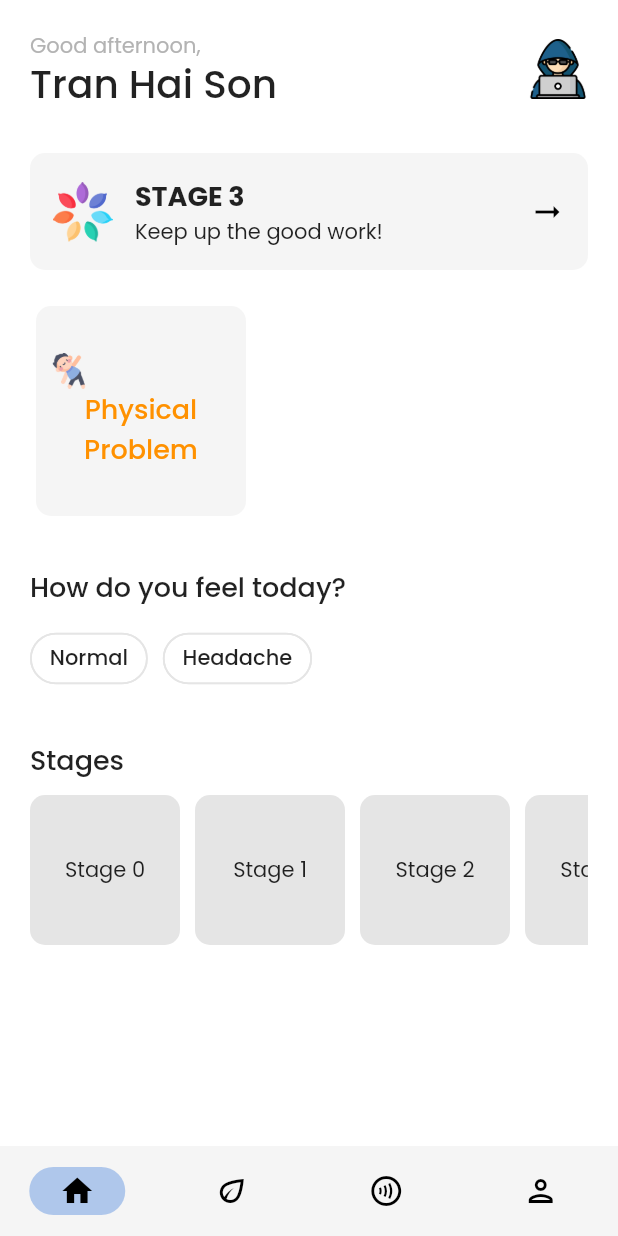
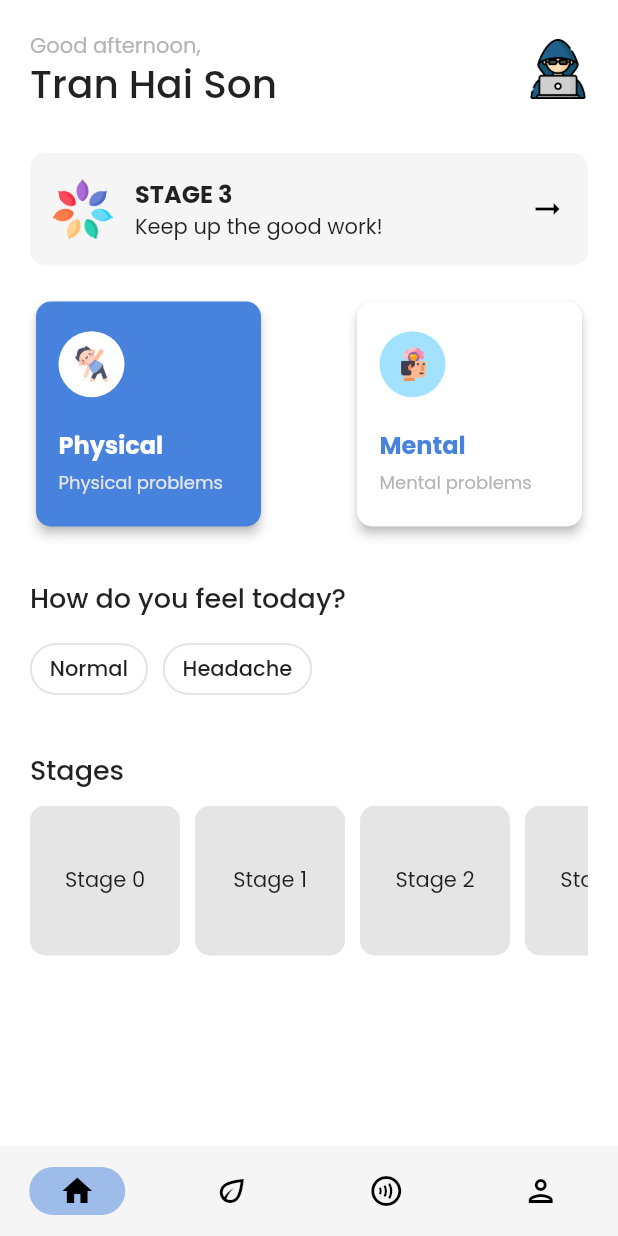
Before and after one commit to tran-haison/Covid-Overcoming, a Flutter app: the MainPage screen opened by its route, on a phone screen of 412 x 824 dp. Run offline on Flutter 3.47's test engine with Material 2 defaults, Android fonts, the phone set to English and light mode, and no system bars; drawn by our look-alikes of oktoast; our stand-ins replace either_dart, equatable, firebase_auth, firebase_core, floor, fluro and 7 more; missing offline and left inert: sp_util; accounts and stored records are empty; generated files the repository leaves out were written again; statements that could not run were skipped.

Commit message:
feat: Implement home page UI

```diff
--- a/lib/l10n/intl_en.arb
+++ b/lib/l10n/intl_en.arb
@@ -32,5 +32,9 @@
   "upcoming": "Upcoming",
   "appointment": "Appointment",
   "stages": "Stages",
-  "how_do_you_feel_today": "How do you feel today?"
+  "how_do_you_feel_today": "How do you feel today?",
+  "physical": "Physical",
+  "physical_problems": "Physical problems",
+  "mental": "Mental",
+  "mental_problems": "Mental problems"
 }
--- a/lib/l10n/intl_vi.arb
+++ b/lib/l10n/intl_vi.arb
@@ -32,5 +32,9 @@
   "upcoming": "Upcoming",
   "appointment": "Appointment",
   "stages": "Stages",
-  "how_do_you_feel_today": "How do you feel today?"
+  "how_do_you_feel_today": "How do you feel today?",
+  "physical": "Physical",
+  "physical_problems": "Physical problems",
+  "mental": "Mental",
+  "mental_problems": "Mental problems"
 }
--- a/lib/presentation/pages/auth/forgotpassword/forgot_password_page.dart
+++ b/lib/presentation/pages/auth/forgotpassword/forgot_password_page.dart
@@ -19,7 +19,8 @@ class ForgotPasswordPage extends StatelessWidget {
           children: <Widget>[
             Padding(
               padding: const EdgeInsets.symmetric(
-                horizontal: Dimens.dimen12,
+                horizontal: Dimens.dimen10,
+                vertical: Dimens.dimen5,
               ),
               child: _buildIconButtonBack(context),
             ),
--- a/lib/presentation/pages/auth/signin/sign_in_page.dart
+++ b/lib/presentation/pages/auth/signin/sign_in_page.dart
@@ -8,6 +8,7 @@ import 'package:covid_overcoming/presentation/widgets/common_text_styles.dart';
 import 'package:covid_overcoming/values/constant/asset_paths.dart';
 import 'package:covid_overcoming/values/res/colors.dart';
 import 'package:covid_overcoming/values/res/dimens.dart';
+import 'package:covid_overcoming/values/res/fonts.dart';
 import 'package:flutter/gestures.dart';
 import 'package:flutter/material.dart';
 
@@ -127,12 +128,15 @@ class SignInPage extends StatelessWidget {
     return RichText(
       text: TextSpan(
         text: S.current.dont_have_an_account,
-        style: textStyle14Gray,
+        style: textStyle14Gray.copyWith(fontFamily: Fonts.poppins),
         children: <TextSpan>[
           const TextSpan(text: ' '),
           TextSpan(
             text: S.current.sign_up,
-            style: textStyle14Gray.copyWith(color: colorPrimary),
+            style: textStyle14Gray.copyWith(
+              color: colorPrimary,
+              fontWeight: FontWeight.w500,
+            ),
             recognizer: TapGestureRecognizer()
               ..onTap = () {
                 AuthRouter.goSignUp(context);
--- a/lib/presentation/pages/auth/signup/sign_up_page.dart
+++ b/lib/presentation/pages/auth/signup/sign_up_page.dart
@@ -6,6 +6,7 @@ import 'package:covid_overcoming/presentation/widgets/common_text_form_field.dar
 import 'package:covid_overcoming/presentation/widgets/common_text_styles.dart';
 import 'package:covid_overcoming/values/res/colors.dart';
 import 'package:covid_overcoming/values/res/dimens.dart';
+import 'package:covid_overcoming/values/res/fonts.dart';
 import 'package:flutter/gestures.dart';
 import 'package:flutter/material.dart';
 
@@ -21,7 +22,8 @@ class SignUpPage extends StatelessWidget {
           children: <Widget>[
             Padding(
               padding: const EdgeInsets.symmetric(
-                horizontal: Dimens.dimen12,
+                horizontal: Dimens.dimen10,
+                vertical: Dimens.dimen5,
               ),
               child: _buildIconButtonBack(context),
             ),
@@ -122,12 +124,15 @@ class SignUpPage extends StatelessWidget {
     return RichText(
       text: TextSpan(
         text: S.current.already_have_an_account,
-        style: textStyle14Gray,
+        style: textStyle14Gray.copyWith(fontFamily: Fonts.poppins),
         children: <TextSpan>[
           const TextSpan(text: ' '),
           TextSpan(
             text: S.current.sign_in,
-            style: textStyle14Gray.copyWith(color: colorPrimary),
+            style: textStyle14Gray.copyWith(
+              color: colorPrimary,
+              fontWeight: FontWeight.w500,
+            ),
             recognizer: TapGestureRecognizer()
               ..onTap = () {
                 NavigatorUtils.goBack(context);
--- a/lib/presentation/pages/main/home/home_page.dart
+++ b/lib/presentation/pages/main/home/home_page.dart
@@ -1,4 +1,5 @@
 import 'package:covid_overcoming/generated/l10n.dart';
+import 'package:covid_overcoming/presentation/pages/main/home/home_widgets.dart';
 import 'package:covid_overcoming/presentation/widgets/common_chips.dart';
 import 'package:covid_overcoming/presentation/widgets/common_gaps.dart';
 import 'package:covid_overcoming/presentation/widgets/common_images.dart';
@@ -60,26 +61,35 @@ class HomePage extends StatelessWidget {
             ],
           ),
         ),
-        const CommonAssetImage(
+        InkWell(
+          onTap: () {
+            // TODO: implement avatar click
+          },
+          splashColor: Colors.transparent,
+          highlightColor: Colors.transparent,
+          child: const CommonAssetImage(
             imagePath: AssetPaths.imgHacker,
             height: Dimens.dimen40,
             width: Dimens.dimen40,
+          ),
         ),
       ],
     );
   }
 
   Widget _buildCardCurrentStage() {
-    return InkWell(
-      onTap: () {
-        // TODO: implement onTap
-      },
-      child: Container(
+    return Container(
       width: double.infinity,
       decoration: BoxDecoration(
         borderRadius: BorderRadius.circular(Dimens.radius10),
         color: colorLightGrayBackground,
       ),
+      child: InkWell(
+        onTap: () {
+          // TODO: implement stage click
+        },
+        highlightColor: Colors.transparent,
+        splashColor: Colors.transparent,
         child: Padding(
           padding: const EdgeInsets.all(Dimens.dimen15),
           child: Row(
@@ -99,7 +109,7 @@ class HomePage extends StatelessWidget {
                     Text(
                       // TODO: get stage
                       'STAGE 3',
-                      style: textStyle18Bold,
+                      style: textStyle16Bold,
                     ),
                     Text(
                       // TODO: get compliment
@@ -123,34 +133,33 @@ class HomePage extends StatelessWidget {
   Widget _buildCardProblems() {
     return Row(
       mainAxisAlignment: MainAxisAlignment.spaceBetween,
+      crossAxisAlignment: CrossAxisAlignment.center,
       children: <Widget>[
-        Card(
-          color: colorLightGrayBackground,
-          elevation: 0,
-          shape: RoundedRectangleBorder(
-            borderRadius: BorderRadius.circular(Dimens.radius10),
+        HomeCardProblem(
+          title: S.current.physical,
+          content: S.current.physical_problems,
+          iconPath: AssetPaths.imgPhysicalProblem,
+          cardColor: colorPrimary,
+          iconBackgroundColor: colorWhite,
+          titleColor: colorWhite,
+          contentColor: colorLightGray1,
+          elevation: 3,
+          onTap: () {
+            // TODO: implement physical problem click
+          },
         ),
-          child: SizedBox(
-            width: 140,
-            height: 140,
-            child: Padding(
-              padding: const EdgeInsets.all(Dimens.dimen10),
-              child: Column(
-                mainAxisAlignment: MainAxisAlignment.center,
-                crossAxisAlignment: CrossAxisAlignment.start,
-                children: <Widget>[
-                  const CommonAssetIcon(
-                    iconPath: AssetPaths.imgPhysicalProblem,
-                  ),
-                  Text(
-                    'Physical Problem',
-                    textAlign: TextAlign.center,
-                    style: textStyle18Medium.copyWith(color: colorOrange1),
-                  )
-                ],
-              ),
-            ),
-          ),
+        HomeCardProblem(
+          title: S.current.mental,
+          content: S.current.mental_problems,
+          iconPath: AssetPaths.imgMentalProblem,
+          cardColor: colorWhite,
+          iconBackgroundColor: colorBlue1,
+          titleColor: colorPrimary,
+          contentColor: colorTextGray,
+          elevation: 3,
+          onTap: () {
+            // TODO: implement mental problem click
+          },
         ),
       ],
     );
--- /dev/null
+++ b/lib/presentation/pages/main/home/home_widgets.dart
@@ -0,0 +1,74 @@
+import 'package:covid_overcoming/presentation/widgets/common_gaps.dart';
+import 'package:covid_overcoming/presentation/widgets/common_images.dart';
+import 'package:covid_overcoming/presentation/widgets/common_text_styles.dart';
+import 'package:covid_overcoming/values/res/dimens.dart';
+import 'package:flutter/material.dart';
+
+class HomeCardProblem extends StatelessWidget {
+  const HomeCardProblem({
+    Key? key,
+    required this.title,
+    required this.content,
+    required this.iconPath,
+    required this.cardColor,
+    required this.iconBackgroundColor,
+    required this.titleColor,
+    required this.contentColor,
+    required this.onTap,
+    this.elevation = 0,
+  }) : super(key: key);
+
+  final String title;
+  final String content;
+  final String iconPath;
+  final Color cardColor;
+  final Color iconBackgroundColor;
+  final Color titleColor;
+  final Color contentColor;
+  final VoidCallback onTap;
+  final double elevation;
+
+  @override
+  Widget build(BuildContext context) {
+    return Card(
+      color: cardColor,
+      elevation: elevation,
+      shape: RoundedRectangleBorder(
+        borderRadius: BorderRadius.circular(Dimens.radius10),
+      ),
+      child: InkWell(
+        onTap: onTap,
+        child: SizedBox(
+          width: 150,
+          height: 150,
+          child: Padding(
+            padding: const EdgeInsets.all(Dimens.dimen15),
+            child: Column(
+              mainAxisAlignment: MainAxisAlignment.spaceEvenly,
+              crossAxisAlignment: CrossAxisAlignment.start,
+              children: <Widget>[
+                Container(
+                  decoration: BoxDecoration(
+                    borderRadius: BorderRadius.circular(Dimens.radius30),
+                    color: iconBackgroundColor,
+                  ),
+                  padding: const EdgeInsets.all(Dimens.dimen10),
+                  child: CommonAssetIcon(iconPath: iconPath),
+                ),
+                vGap10,
+                Text(
+                  title,
+                  style: textStyle16Bold.copyWith(color: titleColor),
+                ),
+                Text(
+                  content,
+                  style: textStyle12LightGray.copyWith(color: contentColor),
+                ),
+              ],
+            ),
+          ),
+        ),
+      ),
+    );
+  }
+}
--- a/lib/presentation/pages/main/main_page.dart
+++ b/lib/presentation/pages/main/main_page.dart
@@ -28,7 +28,6 @@ class _MainPageState extends State<MainPage> {
   Widget build(BuildContext context) {
     return Scaffold(
       resizeToAvoidBottomInset: false,
-      backgroundColor: colorWhite,
       body: _buildBody(),
       bottomNavigationBar: _buildBottomNavigationBar(),
     );
@@ -43,7 +42,8 @@ class _MainPageState extends State<MainPage> {
   Widget _buildBottomNavigationBar() {
     return NavigationBarTheme(
       data: NavigationBarThemeData(
-        indicatorColor: colorPrimary.withOpacity(0.4),
+        indicatorColor: colorPrimary.withOpacity(0.5),
+        backgroundColor: Colors.grey[100],
         labelTextStyle: MaterialStateProperty.all(
           const TextStyle(
             fontSize: Dimens.fontSize12,
@@ -53,7 +53,6 @@ class _MainPageState extends State<MainPage> {
       ),
       child: NavigationBar(
         height: 60,
-        backgroundColor: Colors.grey[100],
         animationDuration: const Duration(seconds: 1),
         labelBehavior: NavigationDestinationLabelBehavior.alwaysHide,
         selectedIndex: _currentIndex,
--- a/lib/presentation/widgets/common_chips.dart
+++ b/lib/presentation/widgets/common_chips.dart
@@ -29,7 +29,7 @@ class _CommonFilterChipState extends State<CommonFilterChip> {
           selected = value;
         });
       },
-      selectedColor: colorPrimary.withOpacity(0.4),
+      selectedColor: colorBlue1,
       showCheckmark: true,
       backgroundColor: Colors.white,
       selectedShadowColor: Colors.transparent,
--- a/lib/values/constant/asset_paths.dart
+++ b/lib/values/constant/asset_paths.dart
@@ -18,4 +18,12 @@ class AssetPaths {
   static const icTest = 'assets/icons/ic_test.png';
   static const icGoogle = 'assets/icons/ic_google.png';
   static const icFacebook = 'assets/icons/ic_facebook.png';
+  static const icDumbbells = 'assets/icons/ic_dumbbells.png';
+  static const icDumbbellsOutlined = 'assets/icons/ic_dumbbells_outlined.png';
+  static const icHome = 'assets/icons/ic_home.png';
+  static const icHomeOutlined = 'assets/icons/ic_home_outlined.png';
+  static const icPhoneCall = 'assets/icons/ic_phone_call.png';
+  static const icPhoneCallOutlined = 'assets/icons/ic_phone_call_outlined.png';
+  static const icUser = 'assets/icons/ic_user.png';
+  static const icUserOutlined = 'assets/icons/ic_user_outlined.png';
 }
--- a/lib/values/res/dimens.dart
+++ b/lib/values/res/dimens.dart
@@ -20,6 +20,7 @@ class Dimens {
   static const double radius5 = 5;
   static const double radius8 = 8;
   static const double radius10 = 10;
+  static const double radius30 = 30;
 
   /// Line height
   static const double lineHeight1 = 1;
```
Also changed, not shown: assets/icons/ic_dumbbells.png (added), assets/icons/ic_dumbbells_outlined.png (added), assets/icons/ic_home.png (added), assets/icons/ic_home_outlined.png (added), assets/icons/ic_phone_call.png (added), assets/icons/ic_phone_call_outlined.png (added), assets/icons/ic_user.png (added), assets/icons/ic_user_outlined.png (added), lib/generated/intl/messages_en.dart, lib/generated/intl/messages_vi.dart, lib/generated/l10n.dart. Lines whose indentation alone changed are shown as unchanged.
